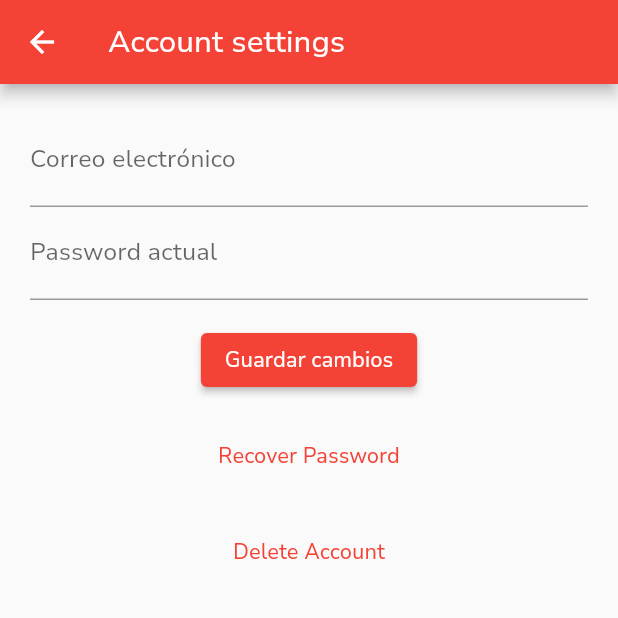
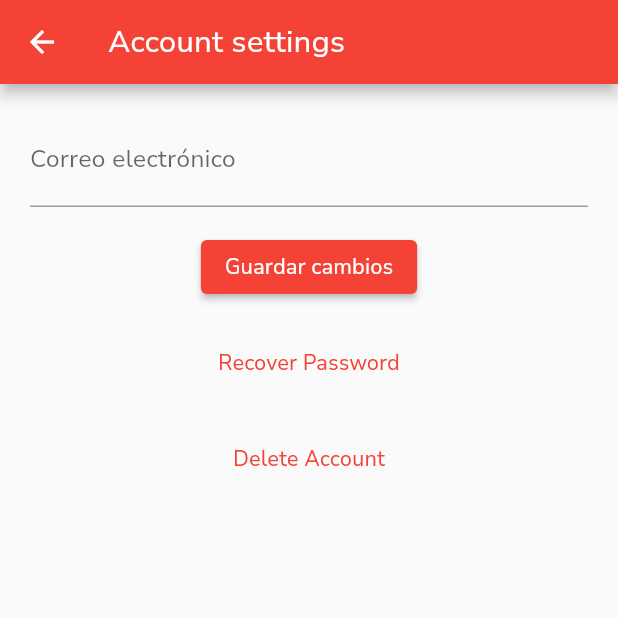
Before and after one commit to WX82-06-Arquitectura-de-Swe-Emergentes/mobile, a Flutter app: the AccountSettingScreen screen opened directly, on a phone screen of 412 x 824 dp, the top half of it. Run offline on Flutter 3.47's test engine with Material 2 defaults, Android fonts, the phone set to English and light mode, and no system bars; our stand-ins replace firebase_core, firebase_database, firebase_messaging, google_maps_flutter; accounts and stored records are empty.

Commit message:
Update view

```diff
--- a/lib/screens/profile/account_setting_screen.dart
+++ b/lib/screens/profile/account_setting_screen.dart
@@ -1,4 +1,7 @@
 import 'package:flutter/material.dart';
+import 'package:frontend/firebase/notification/push_notifications_service.dart';
+import 'package:frontend/models/user.dart';
+import 'package:frontend/providers/auth_provider.dart';
 
 class AccountSettingScreen extends StatefulWidget {
   const AccountSettingScreen({Key? key, this.token}) : super(key: key);
@@ -9,11 +12,14 @@ class AccountSettingScreen extends StatefulWidget {
 }
 
 class _AccountSettingScreenState extends State<AccountSettingScreen> {
+  final authProvider = AuthenticationProvider();
   final _formKey = GlobalKey<FormState>(); // Clave para el formulario
-  TextEditingController _emailController = TextEditingController();
-  TextEditingController _oldPasswordController = TextEditingController();
-  TextEditingController _newPasswordController = TextEditingController();
-  TextEditingController _confirmPasswordController = TextEditingController();
+
+  final TextEditingController _emailController = TextEditingController();
+  final TextEditingController _oldPasswordController = TextEditingController();
+  final TextEditingController _newPasswordController = TextEditingController();
+  final TextEditingController _confirmPasswordController =
+      TextEditingController();
 
   void _showDeleteAccountDialog() {
     showDialog(
@@ -35,6 +41,7 @@ class _AccountSettingScreenState extends State<AccountSettingScreen> {
               onPressed: () {
                 // TODO: Implement delete account logic
                 Navigator.of(context).pop();
+
                 showDialog(
                   context: context,
                   builder: (BuildContext context) {
@@ -179,7 +186,8 @@ class _AccountSettingScreenState extends State<AccountSettingScreen> {
                 TextFormField(
                   controller: _emailController,
                   decoration:
-                      const InputDecoration(labelText: 'Correo electrónico'),
+                      const InputDecoration(labelText: "Correo electrónico"),
+                  //initialValue: _emailController.text,
                   validator: (value) {
                     if (value!.isEmpty) {
                       return 'Por favor, ingresa tu correo electrónico';
@@ -187,20 +195,20 @@ class _AccountSettingScreenState extends State<AccountSettingScreen> {
                     return null;
                   },
                 ),
-                TextFormField(
-                  controller: _oldPasswordController,
-                  decoration:
-                      const InputDecoration(labelText: 'Password actual'),
-                  validator: (value) {
-                    if (value!.isEmpty) {
-                      return 'Por favor, ingresa tu password';
-                    }
-                    return null;
-                  },
-                  onTap: () {
-                    _showChangePasswordDialog();
-                  },
-                ),
+                // TextFormField(
+                //   controller: _oldPasswordController,
+                //   decoration:
+                //       const InputDecoration(labelText: 'Password actual'),
+                //   validator: (value) {
+                //     if (value!.isEmpty) {
+                //       return 'Por favor, ingresa tu password';
+                //     }
+                //     return null;
+                //   },
+                //   onTap: () {
+                //     _showChangePasswordDialog();
+                //   },
+                // ),
                 const SizedBox(height: 16.0),
                 ElevatedButton(
                   onPressed: _submitForm,
@@ -209,7 +217,8 @@ class _AccountSettingScreenState extends State<AccountSettingScreen> {
                 const SizedBox(height: 16.0),
                 TextButton(
                   onPressed: () {
-                    // TODO: Implement password recovery functionality
+                    authProvider.updateUser(_emailController.text,
+                        PushNotificationService.tokenValue);
                     showDialog(
                       context: context,
                       builder: (BuildContext context) {
```
